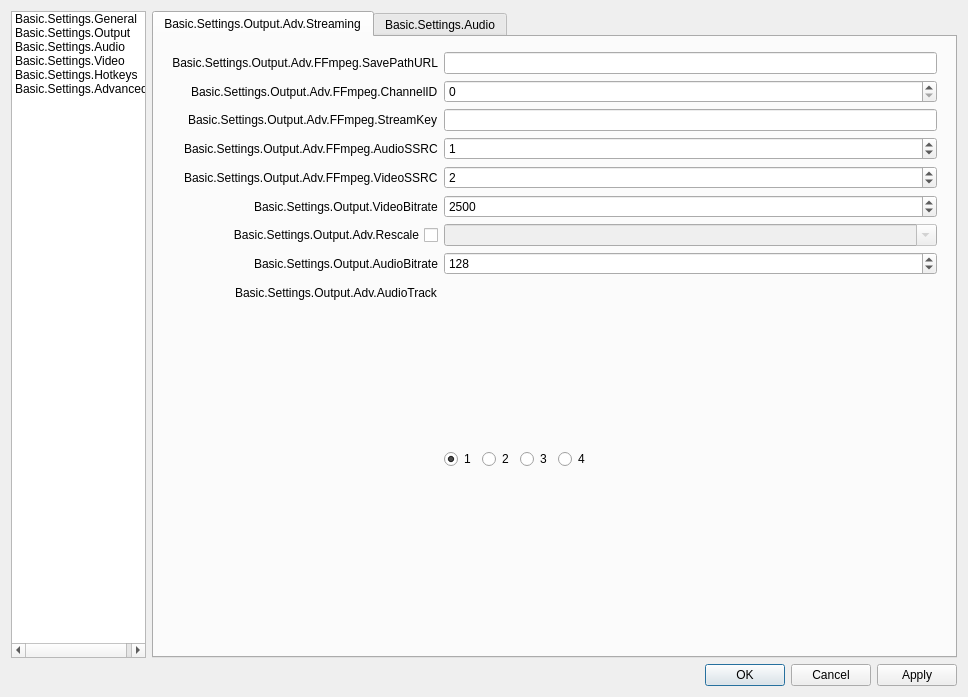
The window that obs/forms/OBSBasicSettings.ui (mixer/tachyon) describes before a commit, drawn with Qt 5.
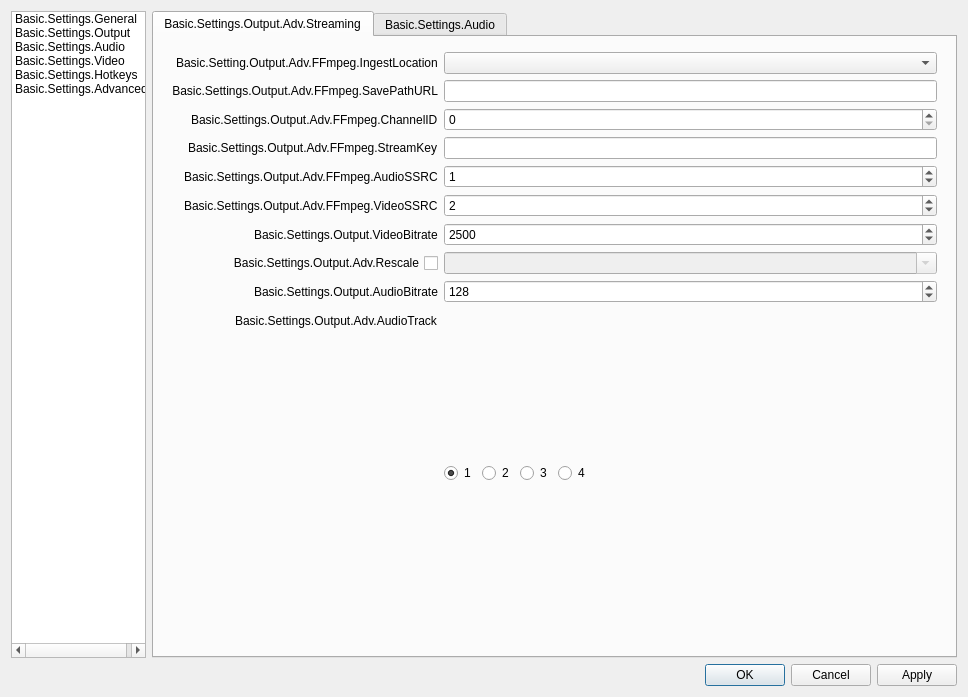
The same window after the commit. Icons and pictures are not drawn.

Commit message: Changed Tachyon to use teh list of ingests as a dropdown

What changed in the file:
```diff
--- a/obs/forms/OBSBasicSettings.ui
+++ b/obs/forms/OBSBasicSettings.ui
@@ -264,8 +264,8 @@
                      <property name="topMargin">
                       <number>0</number>
                      </property>
-                     <item row="0" column="0">
-                      <widget class="QLabel" name="label_36">
+                     <item row="2" column="0">
+                      <widget class="QLabel" name="advOutSavePathURLlabel">
                        <property name="sizePolicy">
                         <sizepolicy hsizetype="Preferred" vsizetype="Expanding">
                          <horstretch>0</horstretch>
@@ -289,10 +289,80 @@
                        </property>
                       </widget>
                      </item>
-                     <item row="0" column="1">
+                     <item row="2" column="1">
                       <widget class="QLineEdit" name="advOutFFURL"/>
                      </item>
+                     <item row="3" column="0">
+                      <widget class="QLabel" name="label_7">
+                       <property name="text">
+                        <string>Basic.Settings.Output.Adv.FFmpeg.ChannelID</string>
+                       </property>
+                       <property name="buddy">
+                        <cstring>advOutFTLChannelId</cstring>
+                       </property>
+                      </widget>
+                     </item>
+                     <item row="3" column="1">
+                      <widget class="QSpinBox" name="advOutFTLChannelId">
+                       <property name="maximum">
+                        <number>1000000</number>
+                       </property>
+                      </widget>
+                     </item>
+                     <item row="4" column="0">
+                      <widget class="QLabel" name="label_9">
+                       <property name="text">
+                        <string>Basic.Settings.Output.Adv.FFmpeg.StreamKey</string>
+                       </property>
+                       <property name="buddy">
+                        <cstring>advOutFTLStreamKey</cstring>
+                       </property>
+                      </widget>
+                     </item>
+                     <item row="4" column="1">
+                      <widget class="QLineEdit" name="advOutFTLStreamKey"/>
+                     </item>
                      <item row="5" column="0">
+                      <widget class="QLabel" name="label_16">
+                       <property name="text">
+                        <string>Basic.Settings.Output.Adv.FFmpeg.AudioSSRC</string>
+                       </property>
+                       <property name="buddy">
+                        <cstring>advOutFTLAudioSSRC</cstring>
+                       </property>
+                      </widget>
+                     </item>
+                     <item row="5" column="1">
+                      <widget class="QSpinBox" name="advOutFTLAudioSSRC">
+                       <property name="maximum">
+                        <number>100000</number>
+                       </property>
+                       <property name="value">
+                        <number>1</number>
+                       </property>
+                      </widget>
+                     </item>
+                     <item row="6" column="0">
+                      <widget class="QLabel" name="label_18">
+                       <property name="text">
+                        <string>Basic.Settings.Output.Adv.FFmpeg.VideoSSRC</string>
+                       </property>
+                       <property name="buddy">
+                        <cstring>advOutFTLVideoSSRC</cstring>
+                       </property>
+                      </widget>
+                     </item>
+                     <item row="6" column="1">
+                      <widget class="QSpinBox" name="advOutFTLVideoSSRC">
+                       <property name="maximum">
+                        <number>10000</number>
+                       </property>
+                       <property name="value">
+                        <number>2</number>
+                       </property>
+                      </widget>
+                     </item>
+                     <item row="7" column="0">
                       <widget class="QLabel" name="label_40">
                        <property name="text">
                         <string>Basic.Settings.Output.VideoBitrate</string>
@@ -302,7 +372,7 @@
                        </property>
                       </widget>
                      </item>
-                     <item row="5" column="1">
+                     <item row="7" column="1">
                       <widget class="QSpinBox" name="advOutFFVBitrate">
                        <property name="minimum">
                         <number>0</number>
@@ -315,7 +385,7 @@
                        </property>
                       </widget>
                      </item>
-                     <item row="6" column="0">
+                     <item row="8" column="0">
                       <widget class="QCheckBox" name="advOutFFUseRescale">
                        <property name="sizePolicy">
                         <sizepolicy hsizetype="Minimum" vsizetype="Expanding">
@@ -331,7 +401,7 @@
                        </property>
                       </widget>
                      </item>
-                     <item row="6" column="1">
+                     <item row="8" column="1">
                       <widget class="QComboBox" name="advOutFFRescale">
                        <property name="enabled">
                         <bool>false</bool>
@@ -341,7 +411,7 @@
                        </property>
                       </widget>
                      </item>
-                     <item row="8" column="0">
+                     <item row="10" column="0">
                       <widget class="QLabel" name="label_41">
                        <property name="text">
                         <string>Basic.Settings.Output.AudioBitrate</string>
@@ -351,7 +421,7 @@
                        </property>
                       </widget>
                      </item>
-                     <item row="8" column="1">
+                     <item row="10" column="1">
                       <widget class="QSpinBox" name="advOutFFABitrate">
                        <property name="minimum">
                         <number>32</number>
@@ -367,7 +437,7 @@
                        </property>
                       </widget>
                      </item>
-                     <item row="10" column="0">
+                     <item row="12" column="0">
                       <widget class="QLabel" name="label_47">
                        <property name="text">
                         <string>Basic.Settings.Output.Adv.AudioTrack</string>
@@ -377,7 +447,7 @@
                        </property>
                       </widget>
                      </item>
-                     <item row="10" column="1">
+                     <item row="12" column="1">
                       <widget class="QWidget" name="widget_10" native="true">
                        <property name="sizePolicy">
                         <sizepolicy hsizetype="Maximum" vsizetype="Preferred">
@@ -432,73 +502,20 @@
                        </layout>
                       </widget>
                      </item>
-                     <item row="1" column="0">
-                      <widget class="QLabel" name="label_7">
+                     <item row="0" column="0">
+                      <widget class="QLabel" name="label_19">
                        <property name="text">
-                        <string>Basic.Settings.Output.Adv.FFmpeg.ChannelID</string>
+                        <string>Basic.Setting.Output.Adv.FFmpeg.IngestLocation</string>
                        </property>
                        <property name="buddy">
                         <cstring>advOutFTLChannelId</cstring>
                        </property>
                       </widget>
                      </item>
-                     <item row="1" column="1">
-                      <widget class="QSpinBox" name="advOutFTLChannelId">
-                       <property name="maximum">
-                        <number>1000000</number>
-                       </property>
-                      </widget>
-                     </item>
-                     <item row="2" column="0">
-                      <widget class="QLabel" name="label_9">
-                       <property name="text">
-                        <string>Basic.Settings.Output.Adv.FFmpeg.StreamKey</string>
-                       </property>
-                       <property name="buddy">
-                        <cstring>advOutFTLStreamKey</cstring>
-                       </property>
-                      </widget>
-                     </item>
-                     <item row="2" column="1">
-                      <widget class="QLineEdit" name="advOutFTLStreamKey"/>
-                     </item>
-                     <item row="3" column="0">
-                      <widget class="QLabel" name="label_16">
-                       <property name="text">
-                        <string>Basic.Settings.Output.Adv.FFmpeg.AudioSSRC</string>
-                       </property>
-                       <property name="buddy">
-                        <cstring>advOutFTLAudioSSRC</cstring>
-                       </property>
-                      </widget>
-                     </item>
-                     <item row="3" column="1">
-                      <widget class="QSpinBox" name="advOutFTLAudioSSRC">
-                       <property name="maximum">
-                        <number>100000</number>
-                       </property>
-                       <property name="value">
-                        <number>1</number>
-                       </property>
-                      </widget>
-                     </item>
-                     <item row="4" column="0">
-                      <widget class="QLabel" name="label_18">
-                       <property name="text">
-                        <string>Basic.Settings.Output.Adv.FFmpeg.VideoSSRC</string>
-                       </property>
-                       <property name="buddy">
-                        <cstring>advOutFTLVideoSSRC</cstring>
-                       </property>
-                      </widget>
-                     </item>
-                     <item row="4" column="1">
-                      <widget class="QSpinBox" name="advOutFTLVideoSSRC">
-                       <property name="maximum">
-                        <number>10000</number>
-                       </property>
-                       <property name="value">
-                        <number>2</number>
+                     <item row="0" column="1">
+                      <widget class="QComboBox" name="advOutFTLIngestLoc">
+                       <property name="editable">
+                        <bool>false</bool>
                        </property>
                       </widget>
                      </item>
```
Left out of the diff: 71 changed lines with no effect on the pictures. The commit also changes 3 other files.
